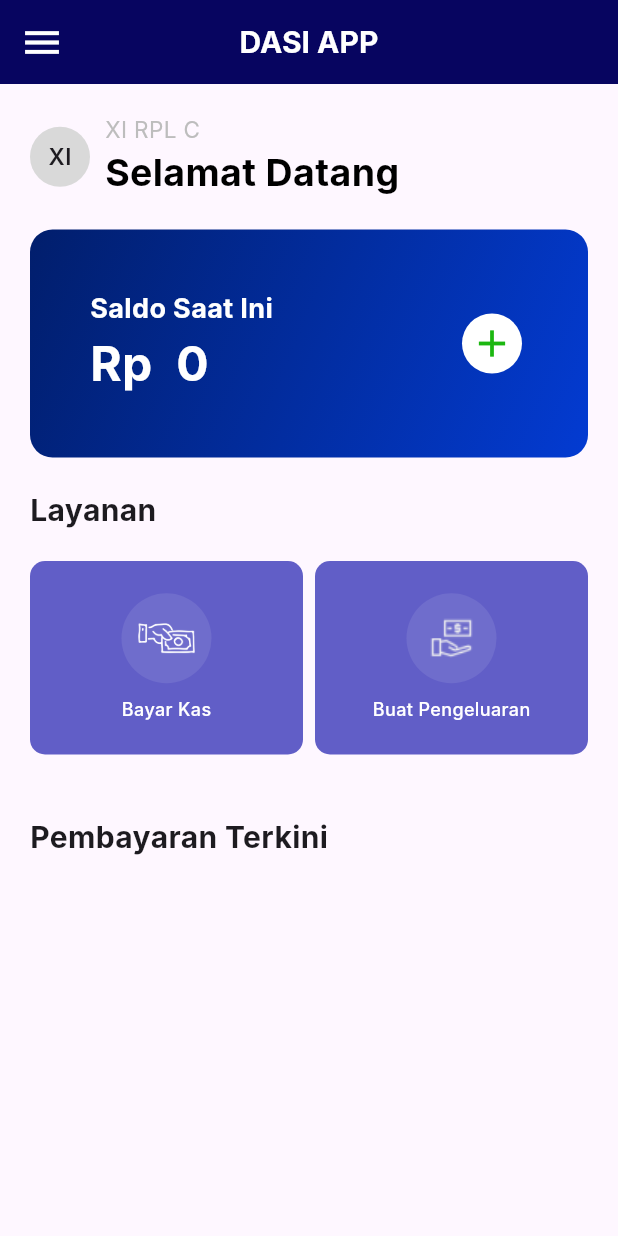
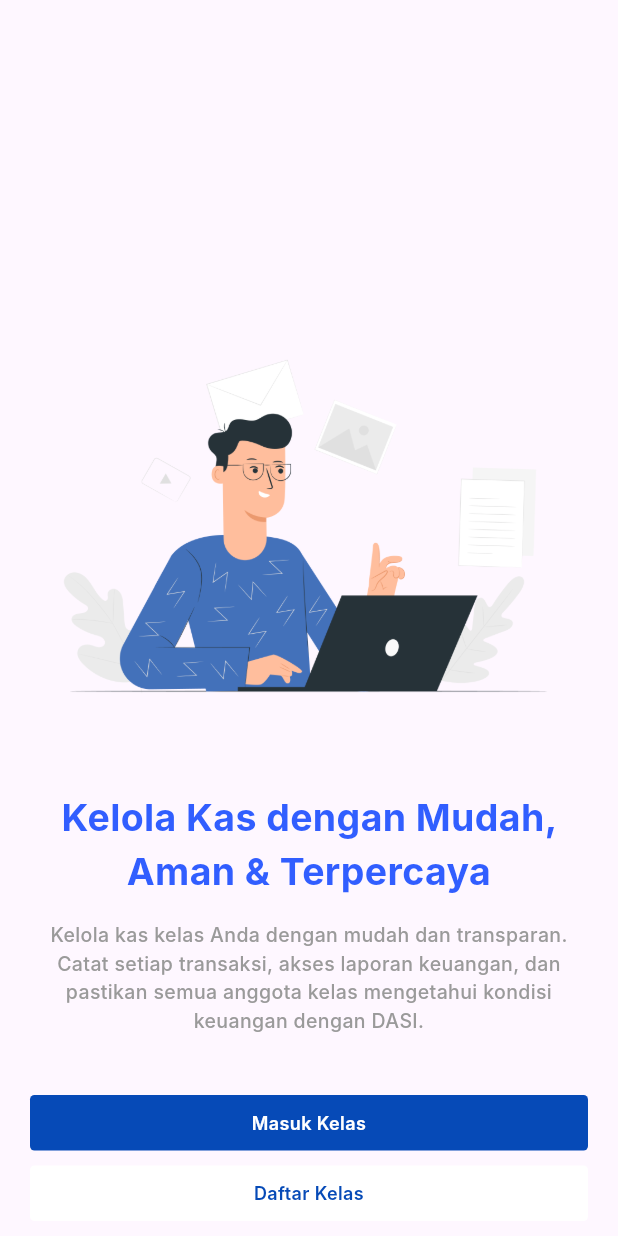
Before and after one commit to dimasrisky/dasi-app, a Flutter app: the screen it shows after launch, on a phone screen of 412 x 824 dp. Run offline on Flutter 3.47's test engine with Material 3 defaults, Android fonts, the phone set to English and light mode, and no system bars; our stand-ins replace cloud_firestore, firebase_auth, firebase_core; accounts and stored records are empty; Roboto replaces fonts that are missing (Inter).

Commit message:
Add splash screen (#3)
* menambahkan pages splash screen

* nambahin splash screen

```diff
--- a/lib/main.dart
+++ b/lib/main.dart
@@ -11,6 +11,8 @@ import 'pages/form_pengeluaran.dart';
 import 'pages/form_pemasukan.dart';
 import 'pages/login_page.dart';
 import 'pages/register_page.dart';
+import 'pages/splash_screen.dart';
+
 
 void main() async {
   WidgetsFlutterBinding.ensureInitialized();
@@ -26,7 +28,7 @@ class MainApp extends StatelessWidget {
     return MaterialApp(
       debugShowCheckedModeBanner: false,
       theme: ThemeData(fontFamily: 'Inter'),
-      home: HomePage(),
+      home: SplashScreen(),
       routes: {
         '/login': (context) => LoginPage(),
         '/register': (context) => RegisterPage(),
--- /dev/null
+++ b/lib/pages/splash_screen.dart
@@ -0,0 +1,90 @@
+import 'package:flutter/material.dart';
+
+class SplashScreen extends StatelessWidget {
+  const SplashScreen({super.key});
+
+  @override
+  Widget build(BuildContext context) {
+    return Scaffold(
+      body: Center(
+        child: Padding(
+          padding: EdgeInsets.symmetric(horizontal: 20),
+          child: Center(
+            child: Column(
+              mainAxisAlignment: MainAxisAlignment.end,
+              children: [
+                Image.asset('assets/img/splash_image.png'),
+                Text(
+                  'Kelola Kas dengan Mudah, Aman & Terpercaya',
+                  style: TextStyle(
+                    color: Color(0xff315EFF),
+                    fontWeight: FontWeight.bold,
+                    fontSize: 25,
+                  ),
+                  textAlign: TextAlign.center,
+                ),
+                SizedBox(height: 15),
+                Text(
+                  'Kelola kas kelas Anda dengan mudah dan transparan. Catat setiap transaksi, akses laporan keuangan, dan pastikan semua anggota kelas mengetahui kondisi keuangan dengan DASI.',
+                  style: TextStyle(
+                    color: Color(0xff9A9A9A),
+                    fontWeight: FontWeight.w500,
+                    fontSize: 13,
+                  ),
+                  textAlign: TextAlign.center,
+                ),
+                SizedBox(height: 40),
+                Column(
+                  children: [
+                    GestureDetector(
+                      onTap: () => Navigator.pushNamed(context, '/login'),
+                      child: Container(
+                        padding: EdgeInsets.symmetric(vertical: 10),
+                        width: double.maxFinite,
+                        decoration: BoxDecoration(
+                          color: Color(0xff064AB7),
+                          borderRadius: BorderRadius.circular(3)
+                        ),
+                        child: Text(
+                          'Masuk Kelas',
+                          style: TextStyle(
+                            color: Colors.white,
+                            fontWeight: FontWeight.w600,
+                            fontSize: 12
+                          ),
+                          textAlign: TextAlign.center
+                        ),
+                      ),
+                    ),
+                    SizedBox(height: 10,),
+                    GestureDetector(
+                      onTap: () => Navigator.pushNamed(context, '/register'),
+                      child: Container(
+                        padding: EdgeInsets.symmetric(vertical: 10),
+                        width: double.maxFinite,
+                        decoration: BoxDecoration(
+                          color: Colors.white,
+                          borderRadius: BorderRadius.circular(3)
+                        ),
+                        child: Text(
+                          'Daftar Kelas',
+                          style: TextStyle(
+                            color: Color(0xff064AB7),
+                            fontWeight: FontWeight.w600,
+                            fontSize: 12
+                          ),
+                          textAlign: TextAlign.center
+                        ),
+                      ),
+                    ),
+                    SizedBox(height: 10)
+                  ],
+                )
+              ],
+            ),
+          ),
+        ),
+      ),
+    );
+  }
+}
--- a/pubspec.yaml
+++ b/pubspec.yaml
@@ -23,6 +23,7 @@ flutter:
   uses-material-design: true
   assets:
     - assets/icons/
+    - assets/img/
 
 fonts:
   - family: Inter
```
Also changed, not shown: assets/img/splash_image.png (added).
